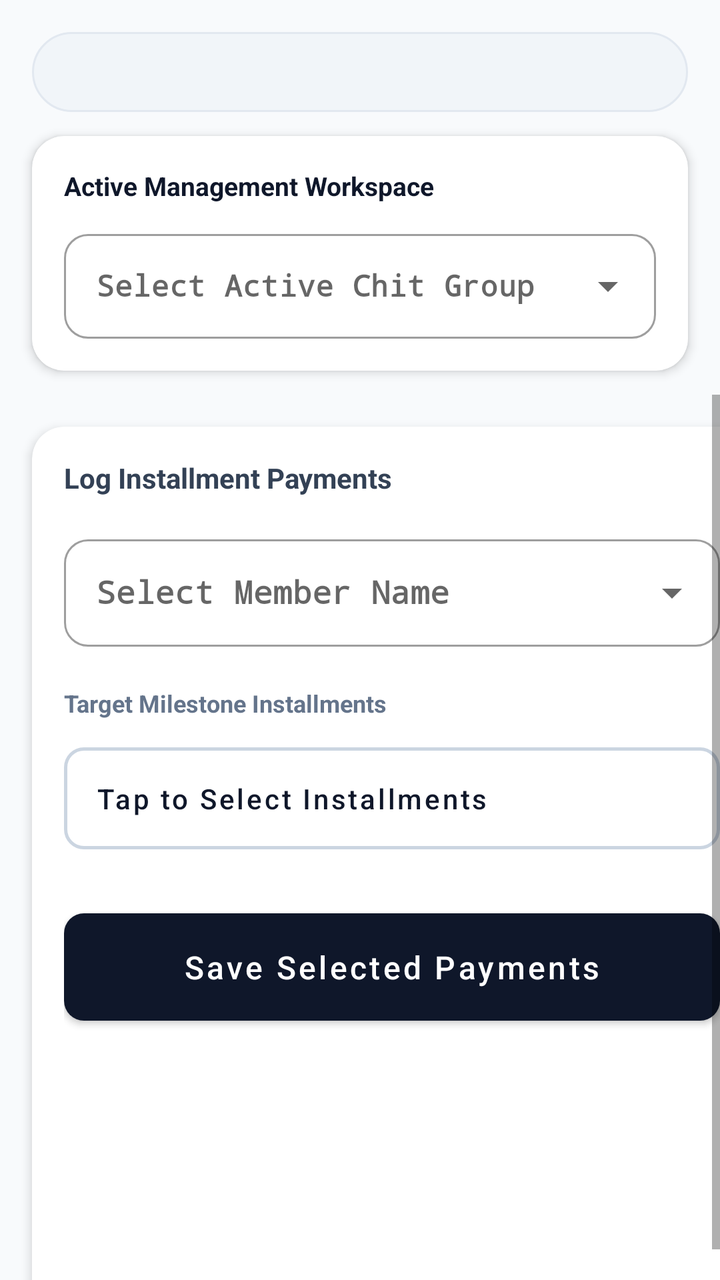
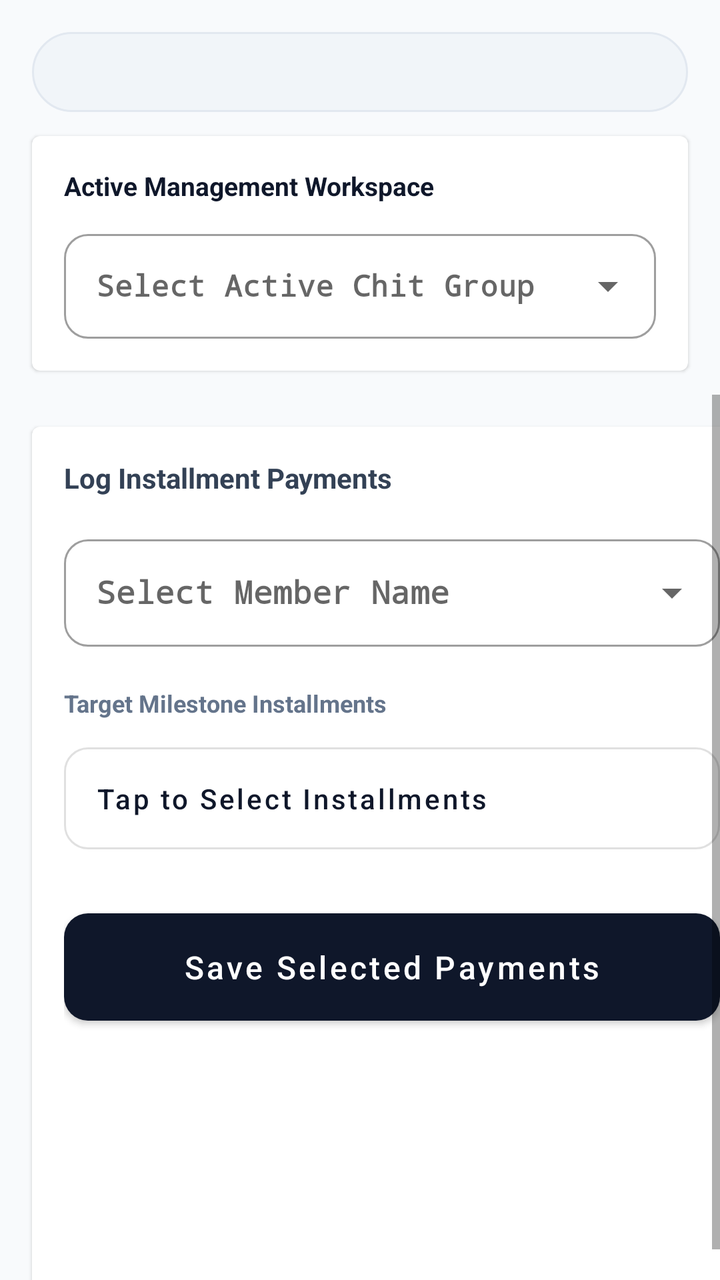

Compare the two renders of this Android layout. The source of the first and the diff that turns it into the second are given below.
<!-- AndroidManifest.xml: application theme Theme.ChitFundManager -->
<!-- res/layout/activity_main.xml -->
<?xml version="1.0" encoding="utf-8"?>
<LinearLayout xmlns:android="http://schemas.android.com/apk/res/android"
    xmlns:app="http://schemas.android.com/apk/res-auto"
    android:layout_width="match_parent"
    android:layout_height="match_parent"
    android:background="#F8FAFC"
    android:orientation="vertical">

    <com.google.android.material.tabs.TabLayout
        android:id="@+id/premiumTabLayout"
        android:layout_width="match_parent"
        android:layout_height="40dp"
        android:layout_marginStart="16dp"
        android:layout_marginEnd="16dp"
        android:layout_marginTop="16dp"
        android:layout_marginBottom="12dp"
        android:background="@drawable/tab_background_pill"
        app:tabBackground="@android:color/transparent"
        app:tabIndicator="@drawable/tab_indicator_pill"
        app:tabIndicatorColor="#0F172A"
        app:tabIndicatorGravity="stretch"
        app:tabIndicatorHeight="40dp"
        app:tabMode="fixed"
        app:tabGravity="fill"
        app:tabSelectedTextColor="#FFFFFF"
        app:tabTextColor="#475569"
        app:tabTextAppearance="@style/PremiumTabTextStyle"
        app:tabRippleColor="@android:color/transparent"/>

    <com.google.android.material.card.MaterialCardView
        android:layout_width="match_parent"
        android:layout_height="wrap_content"
        android:layout_marginStart="16dp"
        android:layout_marginEnd="16dp"
        android:layout_marginBottom="12dp"
        app:cardCornerRadius="16dp"
        app:cardElevation="3dp"
        app:strokeWidth="0dp">

        <LinearLayout
            android:layout_width="match_parent"
            android:layout_height="wrap_content"
            android:orientation="vertical"
            android:padding="16dp">

            <TextView
                android:layout_width="wrap_content"
                android:layout_height="wrap_content"
                android:text="Active Management Workspace"
                android:textColor="#0F172A"
                android:textSize="13sp"
                android:textStyle="bold"
                android:layout_marginBottom="10dp" />

            <com.google.android.material.textfield.TextInputLayout
                style="@style/Widget.MaterialComponents.TextInputLayout.OutlinedBox.ExposedDropdownMenu"
                android:layout_width="match_parent"
                android:layout_height="wrap_content"
                android:hint="Select Active Chit Group">

                <AutoCompleteTextView
                    android:id="@+id/spChitSelector"
                    android:layout_width="match_parent"
                    android:layout_height="wrap_content"
                    android:inputType="none"
                    android:padding="16dp"
                    android:textSize="15sp"
                    android:fontFamily="monospace"
                    android:textStyle="bold"
                    android:textColor="#0F172A"
                    android:popupBackground="@drawable/dropdown_popup_bg" />
            </com.google.android.material.textfield.TextInputLayout>
        </LinearLayout>
    </com.google.android.material.card.MaterialCardView>

    <FrameLayout
        android:layout_width="match_parent"
        android:layout_height="match_parent">

        <ScrollView
            android:id="@+id/tabContainerCollect"
            android:layout_width="match_parent"
            android:layout_height="match_parent"
            android:fillViewport="true"
            android:visibility="visible">

            <com.google.android.material.card.MaterialCardView
                android:id="@+id/llFormContainer"
                android:layout_width="match_parent"
                android:layout_height="wrap_content"
                android:layout_margin="16dp"
                app:cardCornerRadius="16dp"
                app:cardElevation="3dp"
                app:strokeWidth="0dp">

                <LinearLayout
                    android:layout_width="match_parent"
                    android:layout_height="wrap_content"
                    android:orientation="vertical"
                    android:padding="16dp">

                    <TextView
                        android:layout_width="wrap_content"
                        android:layout_height="wrap_content"
                        android:text="Log Installment Payments"
                        android:textColor="#334155"
                        android:textSize="14sp"
                        android:textStyle="bold"
                        android:layout_marginBottom="16dp" />

                    <com.google.android.material.textfield.TextInputLayout
                        style="@style/Widget.MaterialComponents.TextInputLayout.OutlinedBox.ExposedDropdownMenu"
                        android:layout_width="match_parent"
                        android:layout_height="wrap_content"
                        android:layout_marginBottom="20dp"
                        android:hint="Select Member Name">

                        <AutoCompleteTextView
                            android:id="@+id/spMembers"
                            android:layout_width="match_parent"
                            android:layout_height="wrap_content"
                            android:inputType="none"
                            android:padding="16dp"
                            android:fontFamily="monospace"
                            android:textStyle="bold"
                            android:textColor="#0F172A"
                            android:popupBackground="@drawable/dropdown_popup_bg" />
                    </com.google.android.material.textfield.TextInputLayout>

                    <TextView
                        android:layout_width="wrap_content"
                        android:layout_height="wrap_content"
                        android:text="Target Milestone Installments"
                        android:textColor="#64748B"
                        android:textSize="12sp"
                        android:textStyle="bold"
                        android:layout_marginBottom="8dp" />

                    <com.google.android.material.button.MaterialButton
                        android:id="@+id/btnSelectInstallments"
                        style="@style/Widget.MaterialComponents.Button.OutlinedButton"
                        android:layout_width="match_parent"
                        android:layout_height="wrap_content"
                        android:layout_marginBottom="20dp"
                        android:text="Tap to Select Installments"
                        android:textColor="#0F172A"
                        android:gravity="start|center_vertical"
                        android:padding="16dp"
                        android:textAllCaps="false"
                        app:strokeColor="#CBD5E1"
                        app:strokeWidth="1.5dp"
                        app:cornerRadius="10dp" />

                    <com.google.android.material.button.MaterialButton
                        android:id="@+id/btnAddInstallment"
                        android:layout_width="match_parent"
                        android:layout_height="wrap_content"
                        android:text="Save Selected Payments"
                        android:textAllCaps="false"
                        android:textSize="16sp"
                        android:padding="16dp"
                        app:backgroundTint="#0F172A"
                        app:cornerRadius="10dp" />
                </LinearLayout>
            </com.google.android.material.card.MaterialCardView>
        </ScrollView>

        <ScrollView
            android:id="@+id/tabContainerMatrix"
            android:layout_width="match_parent"
            android:layout_height="match_parent"
            android:fillViewport="true"
            android:visibility="gone">

            <com.google.android.material.card.MaterialCardView
                android:layout_width="match_parent"
                android:layout_height="wrap_content"
                android:layout_margin="16dp"
                app:cardCornerRadius="16dp"
                app:cardElevation="3dp"
                app:strokeWidth="0dp">

                <LinearLayout
                    android:layout_width="match_parent"
                    android:layout_height="wrap_content"
                    android:orientation="vertical"
                    android:padding="16dp">

                    <TextView
                        android:id="@+id/tvFundTitle"
                        android:layout_width="match_parent"
                        android:layout_height="wrap_content"
                        android:textSize="18sp"
                        android:fontFamily="monospace"
                        android:textStyle="bold"
                        android:textColor="#0F172A"
                        android:layout_marginBottom="12dp" />

                    <com.google.android.material.button.MaterialButton
                        android:id="@+id/btnToggleMatrixOrientation"
                        style="@style/Widget.MaterialComponents.Button.OutlinedButton"
                        android:layout_width="wrap_content"
                        android:layout_height="wrap_content"
                        android:layout_marginBottom="18dp"
                        android:text="View Vertically (Scroll Down)"
                        android:textAllCaps="false"
                        android:textColor="#0F172A"
                        android:textSize="13sp"
                        app:strokeColor="#CBD5E1"
                        app:strokeWidth="1.5dp"
                        app:cornerRadius="20dp"
                        app:icon="@android:drawable/ic_menu_sort_by_size"
                        app:iconTint="#0F172A" />

                    <HorizontalScrollView
                        android:layout_width="match_parent"
                        android:layout_height="wrap_content">
                        <TableLayout
                            android:id="@+id/tlFundTable"
                            android:layout_width="wrap_content"
                            android:layout_height="wrap_content"
                            android:stretchColumns="*" />
                    </HorizontalScrollView>
                </LinearLayout>
            </com.google.android.material.card.MaterialCardView>
        </ScrollView>

        <ScrollView
            android:id="@+id/tabContainerLedger"
            android:layout_width="match_parent"
            android:layout_height="match_parent"
            android:fillViewport="true"
            android:visibility="gone">

            <com.google.android.material.card.MaterialCardView
                android:layout_width="match_parent"
                android:layout_height="wrap_content"
                android:layout_margin="16dp"
                app:cardCornerRadius="16dp"
                app:cardElevation="3dp"
                app:strokeWidth="0dp">

                <LinearLayout
                    android:layout_width="match_parent"
                    android:layout_height="wrap_content"
                    android:orientation="vertical"
                    android:padding="16dp">

                    <TextView
                        android:layout_width="wrap_content"
                        android:layout_height="wrap_content"
                        android:text="Transaction History Ledger"
                        android:textSize="18sp"
                        android:textStyle="bold"
                        android:textColor="#0F172A"
                        android:layout_marginBottom="14dp"/>

                    <com.google.android.material.textfield.TextInputLayout
                        style="@style/Widget.MaterialComponents.TextInputLayout.OutlinedBox.ExposedDropdownMenu"
                        android:layout_width="match_parent"
                        android:layout_height="wrap_content"
                        android:layout_marginBottom="16dp"
                        android:hint="Filter Ledger by Group">

                        <AutoCompleteTextView
                            android:id="@+id/spHistoryFilter"
                            android:layout_width="match_parent"
                            android:layout_height="wrap_content"
                            android:inputType="none"
                            android:padding="16dp"
                            android:fontFamily="monospace"
                            android:textStyle="bold"
                            android:textColor="#0F172A"
                            android:popupBackground="@drawable/dropdown_popup_bg" />
                    </com.google.android.material.textfield.TextInputLayout>

                    <TextView
                        android:id="@+id/tvHistorySummary"
                        android:layout_width="match_parent"
                        android:layout_height="wrap_content"
                        android:background="#F8FAFC"
                        android:padding="14dp"
                        android:textColor="#334155"
                        android:textStyle="bold"
                        android:textSize="13sp"
                        android:layout_marginBottom="18dp"/>

                    <HorizontalScrollView
                        android:layout_width="match_parent"
                        android:layout_height="wrap_content">
                        <TableLayout
                            android:id="@+id/tlHistoryTable"
                            android:layout_width="wrap_content"
                            android:layout_height="wrap_content"
                            android:stretchColumns="*" />
                    </HorizontalScrollView>
                </LinearLayout>
            </com.google.android.material.card.MaterialCardView>
        </ScrollView>
    </FrameLayout>
</LinearLayout>
<!-- resources referenced by this layout -->
<resources>
  <!-- drawable dropdown_popup_bg (drawable) -->
  <?xml version="1.0" encoding="utf-8"?>
  <shape xmlns:android="http://schemas.android.com/apk/res/android"
      android:shape="rectangle">
      <solid android:color="#FFFFFF" />
      <corners android:radius="12dp" />
      <stroke android:width="1dp" android:color="#E0E0E0" />
  </shape>
  <!-- drawable tab_background_pill (drawable) -->
  <?xml version="1.0" encoding="utf-8"?>
  <shape xmlns:android="http://schemas.android.com/apk/res/android"
      android:shape="rectangle">
      <solid android:color="#F1F5F9" />
      <corners android:radius="24dp" />
      <stroke android:width="1dp" android:color="#E2E8F0" />
  </shape>
  <!-- drawable tab_indicator_pill (drawable) -->
  <?xml version="1.0" encoding="utf-8"?>
  <shape xmlns:android="http://schemas.android.com/apk/res/android"
      android:shape="rectangle">
      <solid android:color="#0F172A" />
      <corners android:radius="24dp" />
  </shape>
  <style name="PremiumTabTextStyle" parent="TextAppearance.Design.Tab">
          
          <item name="android:textSize">12sp</item>
          <item name="android:textStyle">bold</item>
          <item name="android:textAllCaps">false</item>
      </style>
  <style name="Theme.ChitFundManager" parent="Theme.MaterialComponents.Light.DarkActionBar">
          <item name="colorPrimary">#0F172A</item>
          <item name="colorPrimaryDark">#020617</item>
          <item name="colorAccent">#10B981</item>
          
          <item name="android:windowBackground">#F8FAFC</item>
          <item name="cardBackgroundColor">#FFFFFF</item>
  
          <item name="materialAlertDialogTheme">@style/PremiumRoundedAlertDialogTheme</item>
          <item name="shapeAppearanceSmallComponent">@style/PremiumRoundedComponentsSmall</item>
      </style>
  <style name="PremiumRoundedAlertDialogTheme" parent="Theme.MaterialComponents.Light.Dialog.Alert">
          <item name="shapeAppearanceOverlay">@style/PremiumAlertDialogShape</item>
          <item name="backgroundTint">#FFFFFF</item>
      </style>
  <style name="PremiumRoundedComponentsSmall" parent="ShapeAppearance.MaterialComponents.SmallComponent">
          <item name="cornerSize">12dp</item>
      </style>
  <style name="PremiumAlertDialogShape" parent="ShapeAppearance.MaterialComponents.MediumComponent">
          <item name="cornerSize">16dp</item>
      </style>
</resources>

<!-- the commit's change to res/layout/activity_main.xml (unified diff, before → after) -->
@@ -1,11 +1,12 @@
 <?xml version="1.0" encoding="utf-8"?>
 <LinearLayout xmlns:android="http://schemas.android.com/apk/res/android"
-    xmlns:app="http://schemas.android.com/apk/res-auto"
+    xmlns:app="http://app.android.com/apk/res-auto"
     android:layout_width="match_parent"
     android:layout_height="match_parent"
     android:background="#F8FAFC"
     android:orientation="vertical">
 
+    
     <com.google.android.material.tabs.TabLayout
         android:id="@+id/premiumTabLayout"
         android:layout_width="match_parent"
@@ -27,6 +28,7 @@
         app:tabTextAppearance="@style/PremiumTabTextStyle"
         app:tabRippleColor="@android:color/transparent"/>
 
+    
     <com.google.android.material.card.MaterialCardView
         android:layout_width="match_parent"
         android:layout_height="wrap_content"
@@ -73,10 +75,12 @@
         </LinearLayout>
     </com.google.android.material.card.MaterialCardView>
 
+    
     <FrameLayout
         android:layout_width="match_parent"
         android:layout_height="match_parent">
 
+        
         <ScrollView
             android:id="@+id/tabContainerCollect"
             android:layout_width="match_parent"
@@ -165,6 +169,7 @@
             </com.google.android.material.card.MaterialCardView>
         </ScrollView>
 
+        
         <ScrollView
             android:id="@+id/tabContainerMatrix"
             android:layout_width="match_parent"
@@ -225,6 +230,7 @@
             </com.google.android.material.card.MaterialCardView>
         </ScrollView>
 
+        
         <ScrollView
             android:id="@+id/tabContainerLedger"
             android:layout_width="match_parent"
@@ -297,5 +303,49 @@
                 </LinearLayout>
             </com.google.android.material.card.MaterialCardView>
         </ScrollView>
+
+        
+        <ScrollView
+            android:id="@+id/tabContainerAdvances"
+            android:layout_width="match_parent"
+            android:layout_height="match_parent"
+            android:fillViewport="true"
+            android:visibility="gone">
+
+            <com.google.android.material.card.MaterialCardView
+                android:layout_width="match_parent"
+                android:layout_height="wrap_content"
+                android:layout_margin="16dp"
+                app:cardCornerRadius="16dp"
+                app:cardElevation="3dp"
+                app:strokeWidth="0dp">
+
+                <LinearLayout
+                    android:layout_width="match_parent"
+                    android:layout_height="wrap_content"
+                    android:orientation="vertical"
+                    android:padding="16dp">
+
+                    <TextView
+                        android:layout_width="wrap_content"
+                        android:layout_height="wrap_content"
+                        android:text="Recorded Member Advances"
+                        android:textSize="18sp"
+                        android:textStyle="bold"
+                        android:textColor="#0F172A"
+                        android:layout_marginBottom="14dp"/>
+
+                    <HorizontalScrollView
+                        android:layout_width="match_parent"
+                        android:layout_height="wrap_content">
+                        <TableLayout
+                            android:id="@+id/tlAdvancesTable"
+                            android:layout_width="wrap_content"
+                            android:layout_height="wrap_content"
+                            android:stretchColumns="*" />
+                    </HorizontalScrollView>
+                </LinearLayout>
+            </com.google.android.material.card.MaterialCardView>
+        </ScrollView>
     </FrameLayout>
 </LinearLayout>
